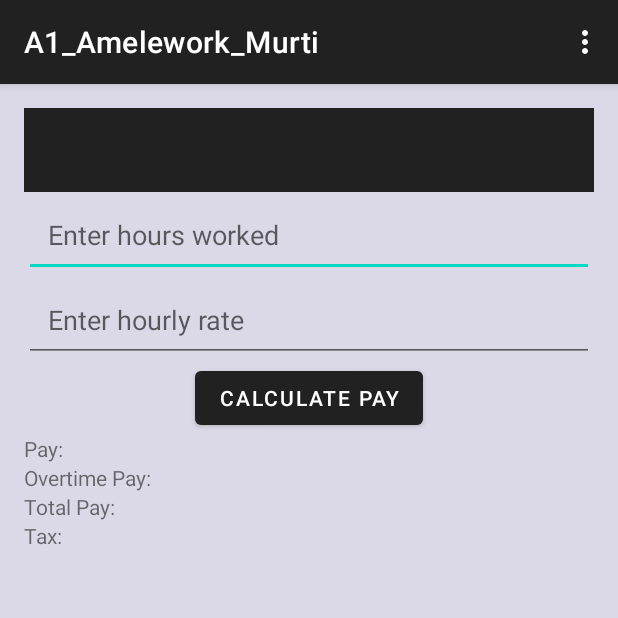
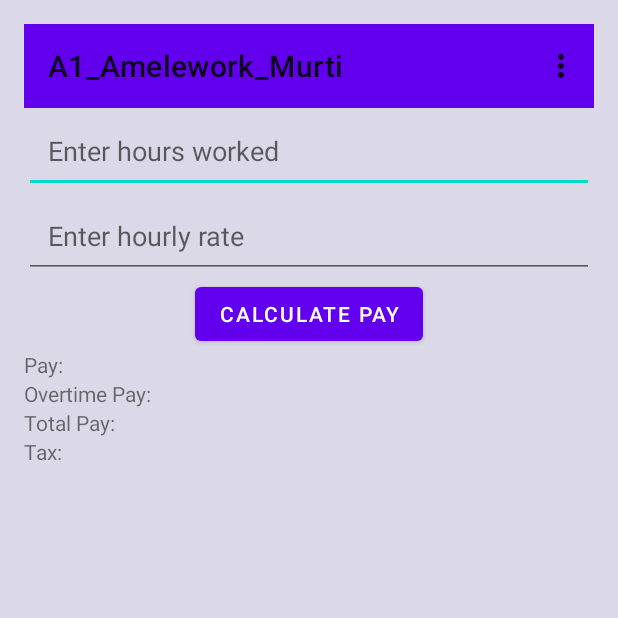
Before and after one commit to AmeleworkMurti/COMP3074-MobAppDev-, an Android app: the screen it shows after launch (MainActivity), on a phone screen of 412 x 824 dp, the top half of it. Run offline under Robolectric (Android 15) with nearby library versions, the phone set to English and light mode, and no system bars.

Commit message:
changed the darkActionBar to noActionBar for better visibility

```diff
--- a/app/src/main/res/values/themes.xml
+++ b/app/src/main/res/values/themes.xml
@@ -1,6 +1,6 @@
 <resources xmlns:tools="http://schemas.android.com/tools">
     <!-- Base application theme. -->
-    <style name="Base.Theme.A1_Amelework_Murti" parent="Theme.MaterialComponents.DayNight.DarkActionBar">
+    <style name="Base.Theme.A1_Amelework_Murti" parent="Theme.MaterialComponents.DayNight.NoActionBar">
         <!-- Customize your light theme here. -->
         <!-- <item name="colorPrimary">@color/my_light_primary</item> -->
     </style>
```
